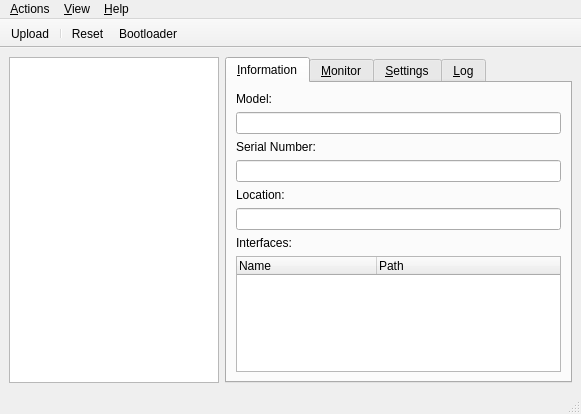
Qt form tyqt/main_window.ui (Koromix/tytools) before a commit.
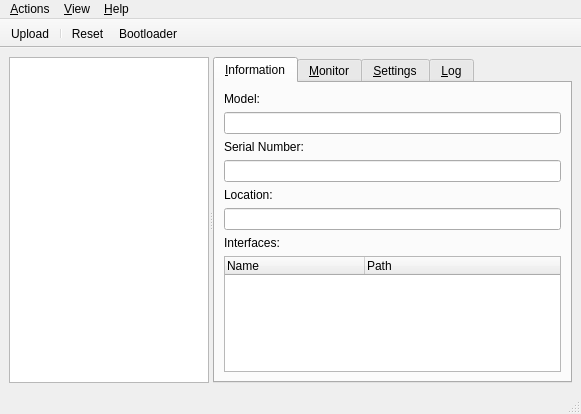
The same form after that commit. Icons and pictures are not drawn.

Commit message: Make the board list resizable with a QSplitter

```diff
--- a/tyqt/main_window.ui
+++ b/tyqt/main_window.ui
@@ -20,25 +20,23 @@
   <widget class="QWidget" name="centralwidget">
    <layout class="QHBoxLayout" name="horizontalLayout">
     <item>
+     <widget class="QSplitter" name="splitter">
+      <property name="orientation">
+       <enum>Qt::Horizontal</enum>
+      </property>
      <widget class="QListView" name="boardList">
       <property name="sizePolicy">
-       <sizepolicy hsizetype="Fixed" vsizetype="Expanding">
-        <horstretch>0</horstretch>
+        <sizepolicy hsizetype="Preferred" vsizetype="Expanding">
+         <horstretch>1</horstretch>
         <verstretch>0</verstretch>
        </sizepolicy>
       </property>
       <property name="minimumSize">
        <size>
-        <width>210</width>
+         <width>200</width>
         <height>0</height>
        </size>
       </property>
-      <property name="maximumSize">
-       <size>
-        <width>210</width>
-        <height>16777215</height>
-       </size>
-      </property>
       <property name="horizontalScrollBarPolicy">
        <enum>Qt::ScrollBarAlwaysOff</enum>
       </property>
@@ -49,12 +47,16 @@
        <bool>true</bool>
       </property>
      </widget>
-    </item>
-    <item>
      <widget class="QTabWidget" name="tabWidget">
       <property name="enabled">
        <bool>true</bool>
       </property>
+       <property name="sizePolicy">
+        <sizepolicy hsizetype="Expanding" vsizetype="Expanding">
+         <horstretch>2</horstretch>
+         <verstretch>0</verstretch>
+        </sizepolicy>
+       </property>
       <property name="currentIndex">
        <number>0</number>
       </property>
@@ -330,6 +332,7 @@
          </widget>
         </item>
        </layout>
+       </widget>
       </widget>
      </widget>
     </item>
```
Lines whose indentation alone changed are shown as unchanged.
